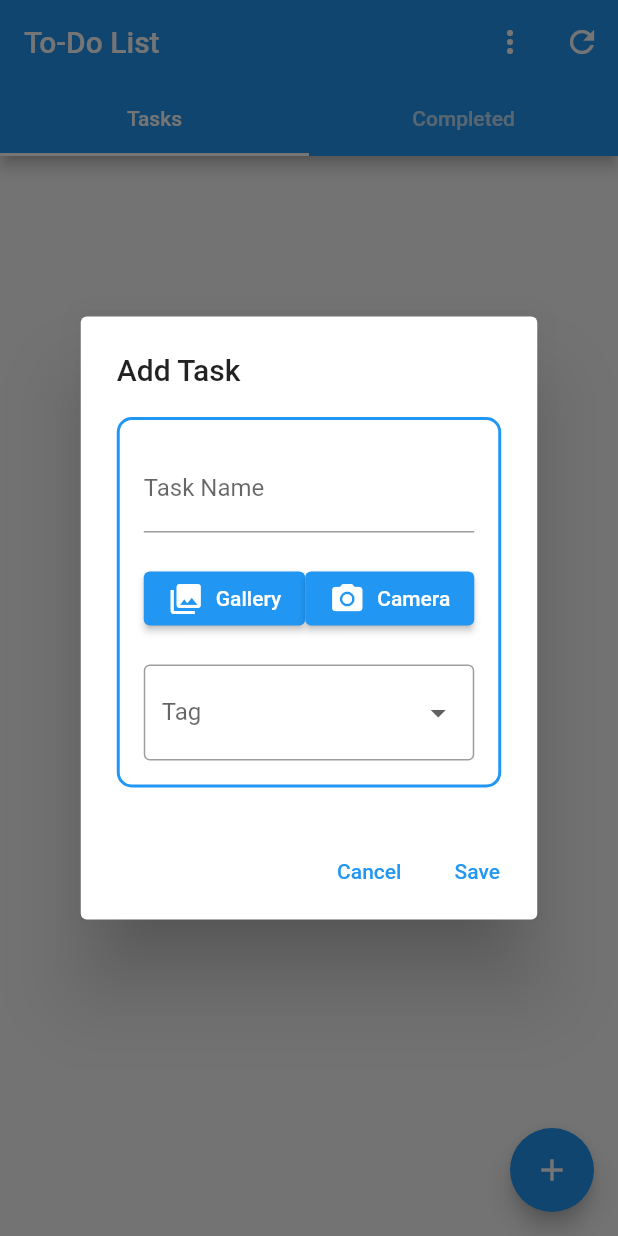
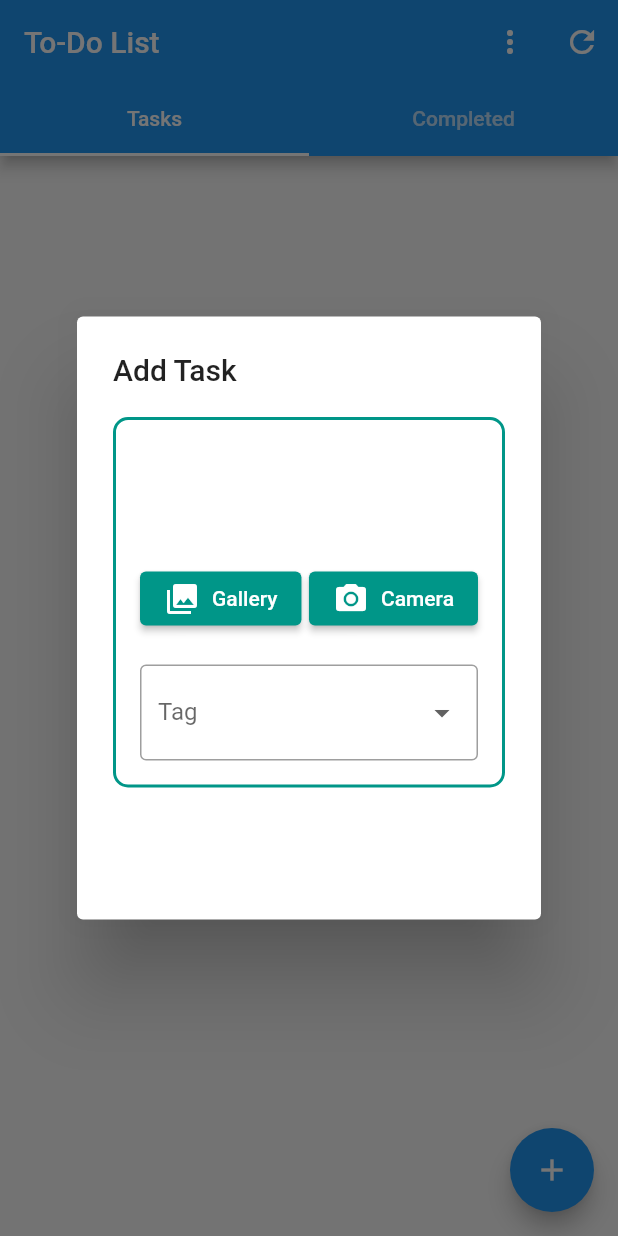
Before and after one commit to ajeesh1989/to_do, a Flutter app: the screen it shows after launch, after a tap on the "add" icon, on a phone screen of 412 x 824 dp. Run offline on Flutter 3.47's test engine with Material 2 defaults, Android fonts, the phone set to English and light mode, and no system bars; our stand-ins replace flutter_slidable, hive_flutter, image_picker; accounts and stored records are empty.

Commit message:
Updated form and borders

```diff
--- a/lib/main.dart
+++ b/lib/main.dart
@@ -1,7 +1,9 @@
 import 'package:flutter/material.dart';
 import 'package:hive_flutter/hive_flutter.dart';
 import 'package:image_picker/image_picker.dart';
+// ignore: depend_on_referenced_packages
 import 'package:path/path.dart';
+// ignore: depend_on_referenced_packages
 import 'package:path_provider/path_provider.dart';
 import 'dart:io';
 import 'package:flutter_slidable/flutter_slidable.dart';
@@ -75,12 +77,12 @@ class TodoList extends StatefulWidget {
   const TodoList({Key? key}) : super(key: key);
 
   @override
+  // ignore: library_private_types_in_public_api
   _TodoListState createState() => _TodoListState();
 }
 
 class _TodoListState extends State<TodoList> {
   late Box<TodoItem> _taskBox;
-  bool _showCompletedTasks = false;
   String? _selectedTag; // Track selected tag
 
   @override
@@ -107,8 +109,8 @@ class _TodoListState extends State<TodoList> {
           false, // Disallow tapping outside the dialog to dismiss
       builder: (BuildContext context) {
         return AlertDialog(
-          title: Text('Reset App'),
-          content: SingleChildScrollView(
+          title: const Text('Reset App'),
+          content: const SingleChildScrollView(
             child: ListBody(
               children: <Widget>[
                 Text('Are you sure you want to reset the app?'),
@@ -117,13 +119,19 @@ class _TodoListState extends State<TodoList> {
           ),
           actions: <Widget>[
             TextButton(
-              child: Text('Cancel'),
+              child: const Text(
+                'Cancel',
+                style: TextStyle(color: Colors.white),
+              ),
               onPressed: () {
                 Navigator.of(context).pop();
               },
             ),
             TextButton(
-              child: Text('Reset'),
+              child: const Text(
+                'Reset',
+                style: TextStyle(color: Colors.white),
+              ),
               onPressed: () {
                 // Clear the task box and reset any necessary state
                 _resetApp();
@@ -178,8 +186,8 @@ class _TodoListState extends State<TodoList> {
             // IconButton to reset the app
             IconButton(
               onPressed: () => _showResetConfirmationDialog(context),
-              icon:
-                  Icon(Icons.refresh), // You can use any reset icon you prefer
+              icon: const Icon(
+                  Icons.refresh), // You can use any reset icon you prefer
             ),
           ],
         ),
@@ -193,7 +201,7 @@ class _TodoListState extends State<TodoList> {
           onPressed: () async {
             final newTask = await showDialog<TodoItem>(
               context: context,
-              builder: (context) => TaskDialog(
+              builder: (context) => const TaskDialog(
                   tags: ['Personal', 'Business', 'Shopping', 'Work', 'Other']),
             );
 
@@ -219,7 +227,7 @@ class _TodoListState extends State<TodoList> {
                 .toList();
 
         return tasks.isEmpty
-            ? Center(child: const Text('No tasks'))
+            ? const Center(child: Text('No tasks'))
             : ListView.builder(
                 itemCount: tasks.length,
                 itemBuilder: (context, index) {
@@ -236,7 +244,7 @@ class _TodoListState extends State<TodoList> {
                               context: context,
                               builder: (context) => TaskDialog(
                                 initialTask: task,
-                                tags: [
+                                tags: const [
                                   'Personal',
                                   'Business',
                                   'Shopping',
@@ -317,7 +325,7 @@ class _TodoListState extends State<TodoList> {
                           context: context,
                           builder: (context) => TaskDialog(
                             initialTask: task,
-                            tags: [
+                            tags: const [
                               'Personal',
                               'Business',
                               'Shopping',
@@ -355,7 +363,7 @@ class _TodoListState extends State<TodoList> {
                 .toList();
 
         return completedTasks.isEmpty
-            ? Center(child: const Text('No completed tasks'))
+            ? const Center(child: Text('No completed tasks'))
             : ListView.builder(
                 itemCount: completedTasks.length,
                 itemBuilder: (context, index) {
@@ -372,7 +380,7 @@ class _TodoListState extends State<TodoList> {
                               context: context,
                               builder: (context) => TaskDialog(
                                 initialTask: task,
-                                tags: [
+                                tags: const [
                                   'Personal',
                                   'Business',
                                   'Shopping',
@@ -453,7 +461,7 @@ class _TodoListState extends State<TodoList> {
                           context: context,
                           builder: (context) => TaskDialog(
                             initialTask: task,
-                            tags: [
+                            tags: const [
                               'Personal',
                               'Business',
                               'Shopping',
@@ -489,6 +497,7 @@ class TaskDialog extends StatefulWidget {
       : super(key: key);
 
   @override
+  // ignore: library_private_types_in_public_api
   _TaskDialogState createState() => _TaskDialogState();
 }
 
@@ -496,6 +505,7 @@ class _TaskDialogState extends State<TaskDialog> {
   final TextEditingController _textEditingController = TextEditingController();
   File? _image;
   String? _selectedTag;
+  final _formKey = GlobalKey<FormState>();
 
   @override
   void initState() {
@@ -550,13 +560,15 @@ class _TaskDialogState extends State<TaskDialog> {
     return AlertDialog(
       title: Text(widget.initialTask != null ? 'Edit Task' : 'Add Task'),
       content: SingleChildScrollView(
+        child: Form(
+          key: _formKey,
           child: Column(
             mainAxisSize: MainAxisSize.min,
             children: [
               Container(
                 decoration: BoxDecoration(
                   border: Border.all(
-                  color: Colors.blue,
+                    color: Colors.teal,
                     width: 2.0,
                   ),
                   borderRadius: BorderRadius.circular(10.0),
@@ -564,9 +576,28 @@ class _TaskDialogState extends State<TaskDialog> {
                 padding: const EdgeInsets.all(16.0),
                 child: Column(
                   children: [
-                  TextField(
+                    TextFormField(
                       controller: _textEditingController,
-                    decoration: const InputDecoration(labelText: 'Task Name'),
+                      decoration: const InputDecoration(
+                        errorStyle: TextStyle(color: Colors.yellow),
+                        errorBorder: OutlineInputBorder(
+                            borderSide: BorderSide(color: Colors.yellow)),
+                        labelText: 'Task Name',
+                        focusedBorder: OutlineInputBorder(
+                          borderSide: BorderSide(color: Colors.white),
+                        ),
+                        enabledBorder: OutlineInputBorder(
+                          borderSide: BorderSide(color: Colors.white),
+                        ),
+                        labelStyle: TextStyle(color: Colors.white),
+                      ),
+                      style: const TextStyle(color: Colors.white),
+                      validator: (value) {
+                        if (value == null || value.isEmpty) {
+                          return 'Task name cannot be empty';
+                        }
+                        return null;
+                      },
                     ),
                     const SizedBox(height: 20),
                     Row(
@@ -574,21 +605,30 @@ class _TaskDialogState extends State<TaskDialog> {
                       children: [
                         ElevatedButton(
                           onPressed: _getImageFromGallery,
-                        child: Row(
+                          style: ElevatedButton.styleFrom(
+                            backgroundColor: Colors.teal,
+                          ),
+                          child: const Row(
                             children: [
-                            const Icon(Icons.photo_library),
-                            const SizedBox(width: 8),
-                            const Text('Gallery'),
+                              Icon(Icons.photo_library),
+                              SizedBox(width: 8),
+                              Text('Gallery'),
                             ],
                           ),
                         ),
+                        const SizedBox(
+                          width: 5,
+                        ),
                         ElevatedButton(
                           onPressed: _getImageFromCamera,
-                        child: Row(
+                          style: ElevatedButton.styleFrom(
+                            backgroundColor: Colors.teal,
+                          ),
+                          child: const Row(
                             children: [
-                            const Icon(Icons.camera_alt),
-                            const SizedBox(width: 8),
-                            const Text('Camera'),
+                              Icon(Icons.camera_alt),
+                              SizedBox(width: 8),
+                              Text('Camera'),
                             ],
                           ),
                         ),
@@ -601,7 +641,7 @@ class _TaskDialogState extends State<TaskDialog> {
                       ),
                     const SizedBox(height: 20),
                     DropdownButtonFormField<String>(
-                    decoration: InputDecoration(
+                      decoration: const InputDecoration(
                         labelText: 'Tag',
                         border: OutlineInputBorder(),
                       ),
@@ -624,35 +664,34 @@ class _TaskDialogState extends State<TaskDialog> {
             ],
           ),
         ),
+      ),
       actions: [
         TextButton(
           onPressed: () => Navigator.pop(context),
-          child: const Text('Cancel'),
+          child: const Text(
+            'Cancel',
+            style: TextStyle(color: Colors.white),
+          ),
         ),
         TextButton(
           onPressed: () {
+            if (_formKey.currentState!.validate()) {
               final taskTitle = _textEditingController.text;
               if (taskTitle.isNotEmpty) {
-              if (widget.initialTask != null) {
-                Navigator.pop(
-                  context,
-                  TodoItem(
+                final newTask = TodoItem(
                   title: taskTitle,
-                    imagePath: _image?.path,
-                    tag: _selectedTag,
-                  ),
-                );
-              } else {
-                final task = TodoItem(
-                  title: taskTitle,
+                  isCompleted: false,
                   imagePath: _image?.path,
                   tag: _selectedTag,
                 );
-                Navigator.pop(context, task);
+                Navigator.pop(context, newTask);
               }
             }
           },
-          child: Text(widget.initialTask != null ? 'Update' : 'Save'),
+          child: Text(
+            widget.initialTask != null ? 'Update' : 'Add',
+            style: const TextStyle(color: Colors.white),
+          ),
         ),
       ],
     );
@@ -671,13 +710,12 @@ class FullScreenImage extends StatelessWidget {
       body: Center(
         child: Hero(
           tag: imagePath ?? '',
-          child: imagePath != null
-              ? Image.file(File(imagePath!))
-              : const Text('No image'),
+          child: Image.file(
+            File(imagePath!),
+            fit: BoxFit.cover,
+          ),
         ),
       ),
     );
   }
 }
-
-final List<String> tags = ['Personal', 'Business', 'Shopping', 'Work', 'Other'];
```
Also changed, not shown: 1 other file. Lines whose indentation alone changed are shown as unchanged.
